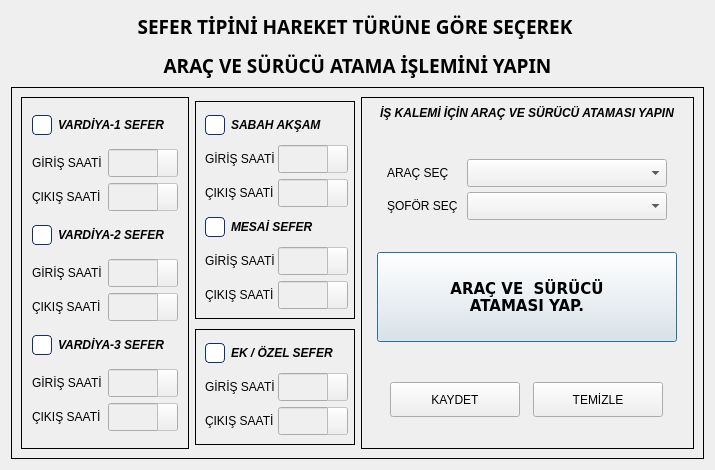
Qt form ui/ui_files/trips_dialog.ui (AyhanErcan70/SATTUP) before a commit.
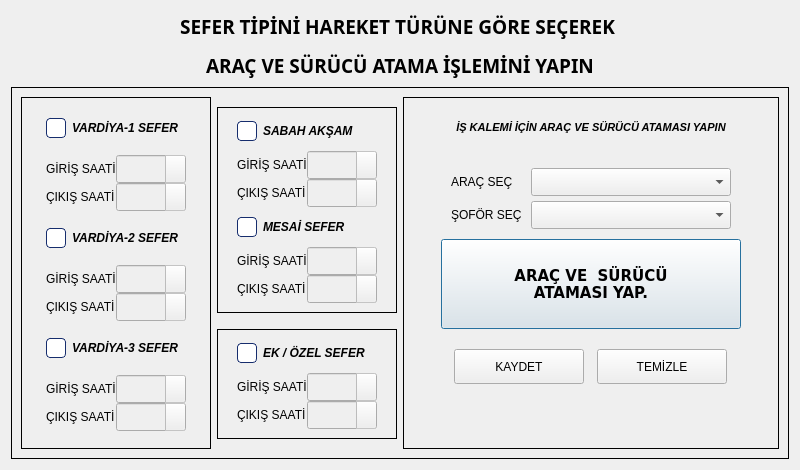
The same form after that commit. Icons and pictures are not drawn.

Diff of the .ui file:
```diff
--- a/ui/ui_files/trips_dialog.ui
+++ b/ui/ui_files/trips_dialog.ui
@@ -6,7 +6,7 @@
    <rect>
     <x>0</x>
     <y>0</y>
-    <width>715</width>
+    <width>800</width>
     <height>470</height>
    </rect>
   </property>
@@ -18,13 +18,13 @@
   </property>
   <property name="minimumSize">
    <size>
-    <width>0</width>
+    <width>800</width>
     <height>470</height>
    </size>
   </property>
   <property name="maximumSize">
    <size>
-    <width>16777215</width>
+    <width>800</width>
     <height>470</height>
    </size>
   </property>
@@ -97,6 +97,9 @@
              </item>
              <item row="1" column="0">
               <layout class="QGridLayout" name="gridLayout">
+               <property name="spacing">
+                <number>0</number>
+               </property>
                <item row="0" column="0">
                 <widget class="QLabel" name="lbl_giris1">
                  <property name="sizePolicy">
@@ -315,6 +318,9 @@
              </item>
              <item row="3" column="0">
               <layout class="QGridLayout" name="gridLayout_2">
+               <property name="spacing">
+                <number>0</number>
+               </property>
                <item row="0" column="0">
                 <widget class="QLabel" name="lbl_giris2">
                  <property name="sizePolicy">
@@ -533,6 +539,9 @@
              </item>
              <item row="5" column="0">
               <layout class="QGridLayout" name="gridLayout_3">
+               <property name="spacing">
+                <number>0</number>
+               </property>
                <item row="0" column="0">
                 <widget class="QLabel" name="lbl_giris3">
                  <property name="sizePolicy">
@@ -723,7 +732,7 @@
               </property>
               <property name="minimumSize">
                <size>
-                <width>160</width>
+                <width>180</width>
                 <height>90</height>
                </size>
               </property>
@@ -783,6 +792,9 @@
                </item>
                <item row="1" column="0">
                 <layout class="QGridLayout" name="gridLayout_5">
+                 <property name="spacing">
+                  <number>0</number>
+                 </property>
                  <item row="0" column="0">
                   <widget class="QLabel" name="lbl_giris4">
                    <property name="sizePolicy">
@@ -1001,6 +1013,9 @@
                </item>
                <item row="3" column="0">
                 <layout class="QGridLayout" name="gridLayout_6">
+                 <property name="spacing">
+                  <number>0</number>
+                 </property>
                  <item row="0" column="0">
                   <widget class="QLabel" name="lbl_giris5">
                    <property name="sizePolicy">
@@ -1189,7 +1204,7 @@
               </property>
               <property name="minimumSize">
                <size>
-                <width>160</width>
+                <width>180</width>
                 <height>90</height>
                </size>
               </property>
@@ -1249,6 +1264,9 @@
                </item>
                <item row="1" column="0">
                 <layout class="QGridLayout" name="gridLayout_8">
+                 <property name="spacing">
+                  <number>0</number>
+                 </property>
                  <item row="0" column="0">
                   <widget class="QLabel" name="lbl_giris6">
                    <property name="sizePolicy">
@@ -1465,19 +1483,19 @@
                <property name="minimumSize">
                 <size>
                  <width>0</width>
-                 <height>30</height>
+                 <height>60</height>
                 </size>
                </property>
                <property name="maximumSize">
                 <size>
                  <width>16777215</width>
-                 <height>30</height>
+                 <height>60</height>
                 </size>
                </property>
                <property name="font">
                 <font>
                  <family>Microsoft Sans Serif</family>
-                 <pointsize>9</pointsize>
+                 <pointsize>8</pointsize>
                  <italic>true</italic>
                  <bold>true</bold>
                 </font>
@@ -1495,10 +1513,13 @@
                <property name="orientation">
                 <enum>Qt::Orientation::Vertical</enum>
                </property>
+               <property name="sizeType">
+                <enum>QSizePolicy::Policy::Fixed</enum>
+               </property>
                <property name="sizeHint" stdset="0">
                 <size>
                  <width>20</width>
-                 <height>40</height>
+                 <height>10</height>
                 </size>
                </property>
               </spacer>
@@ -1610,10 +1631,13 @@
                  <property name="orientation">
                   <enum>Qt::Orientation::Vertical</enum>
                  </property>
+                 <property name="sizeType">
+                  <enum>QSizePolicy::Policy::Fixed</enum>
+                 </property>
                  <property name="sizeHint" stdset="0">
                   <size>
                    <width>20</width>
-                   <height>40</height>
+                   <height>10</height>
                   </size>
                  </property>
                 </spacer>
@@ -1622,7 +1646,7 @@
              </item>
              <item>
               <layout class="QVBoxLayout" name="verticalLayout_2">
-               <item>
+               <item alignment="Qt::AlignmentFlag::AlignHCenter">
                 <widget class="QPushButton" name="btn_atama">
                  <property name="sizePolicy">
                   <sizepolicy hsizetype="Fixed" vsizetype="Fixed">
@@ -1666,7 +1690,7 @@
                  <property name="sizeHint" stdset="0">
                   <size>
                    <width>20</width>
-                   <height>40</height>
+                   <height>20</height>
                   </size>
                  </property>
                 </spacer>
```
